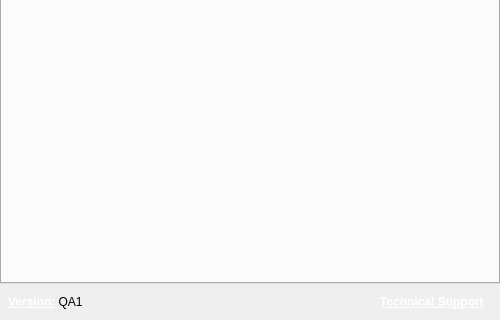
Old version of the form src/launcherwindow.ui in the repository CommitteeOfZero/realboot; both pictures show x 0 to 500 and y 260 to 580 of the 500 by 580 pixel window.
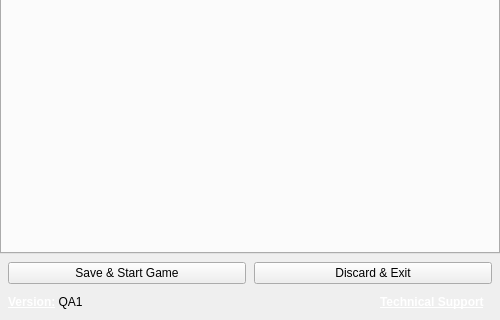
New version of the form. Icons and pictures are not drawn.

Commit message: primary buttons

```diff
--- a/src/launcherwindow.ui
+++ b/src/launcherwindow.ui
@@ -107,6 +107,36 @@
          </widget>
         </widget>
        </item>
+       <item>
+        <layout class="QHBoxLayout" name="primaryButtonsLayout">
+         <property name="spacing">
+          <number>8</number>
+         </property>
+         <property name="leftMargin">
+          <number>8</number>
+         </property>
+         <property name="topMargin">
+          <number>0</number>
+         </property>
+         <property name="rightMargin">
+          <number>8</number>
+         </property>
+         <item>
+          <widget class="QPushButton" name="startButton">
+           <property name="text">
+            <string>Save &amp;&amp; Start Game</string>
+           </property>
+          </widget>
+         </item>
+         <item>
+          <widget class="QPushButton" name="cancelButton">
+           <property name="text">
+            <string>Discard &amp;&amp; Exit</string>
+           </property>
+          </widget>
+         </item>
+        </layout>
+       </item>
        <item>
         <layout class="QHBoxLayout" name="bottomBarLayout">
          <property name="spacing">
```
The commit also changes 2 other files.
